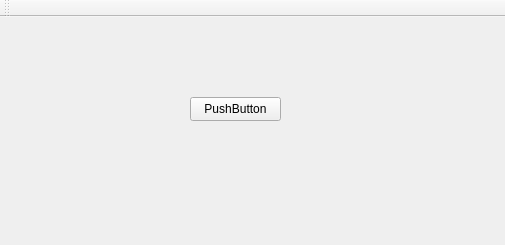
Qt form General/General_programm/mainwindow.ui (KeyGen/Easy-work) before a commit.
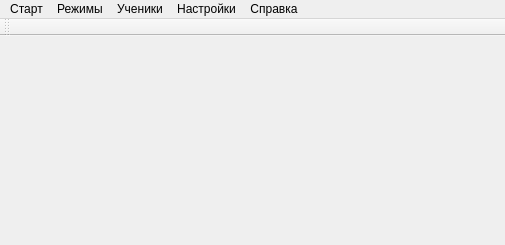
The same form after that commit.

The edit to the form file:
```diff
--- a/General/General_programm/mainwindow.ui
+++ b/General/General_programm/mainwindow.ui
@@ -13,21 +13,7 @@
   <property name="windowTitle">
    <string>MainWindow</string>
   </property>
-  <widget class="QWidget" name="centralWidget">
-   <widget class="QPushButton" name="pushButton">
-    <property name="geometry">
-     <rect>
-      <x>190</x>
-      <y>80</y>
-      <width>91</width>
-      <height>24</height>
-     </rect>
-    </property>
-    <property name="text">
-     <string>PushButton</string>
-    </property>
-   </widget>
-  </widget>
+  <widget class="QWidget" name="centralWidget"/>
   <widget class="QMenuBar" name="menuBar">
    <property name="geometry">
     <rect>
@@ -37,6 +23,36 @@
      <height>21</height>
     </rect>
    </property>
+   <widget class="QMenu" name="start">
+    <property name="title">
+     <string>Старт</string>
+    </property>
+   </widget>
+   <widget class="QMenu" name="regime">
+    <property name="title">
+     <string>Режимы</string>
+    </property>
+   </widget>
+   <widget class="QMenu" name="students">
+    <property name="title">
+     <string>Ученики</string>
+    </property>
+   </widget>
+   <widget class="QMenu" name="setting">
+    <property name="title">
+     <string>Настройки</string>
+    </property>
+   </widget>
+   <widget class="QMenu" name="help">
+    <property name="title">
+     <string>Справка</string>
+    </property>
+   </widget>
+   <addaction name="start"/>
+   <addaction name="regime"/>
+   <addaction name="students"/>
+   <addaction name="setting"/>
+   <addaction name="help"/>
   </widget>
   <widget class="QToolBar" name="mainToolBar">
    <attribute name="toolBarArea">
```
